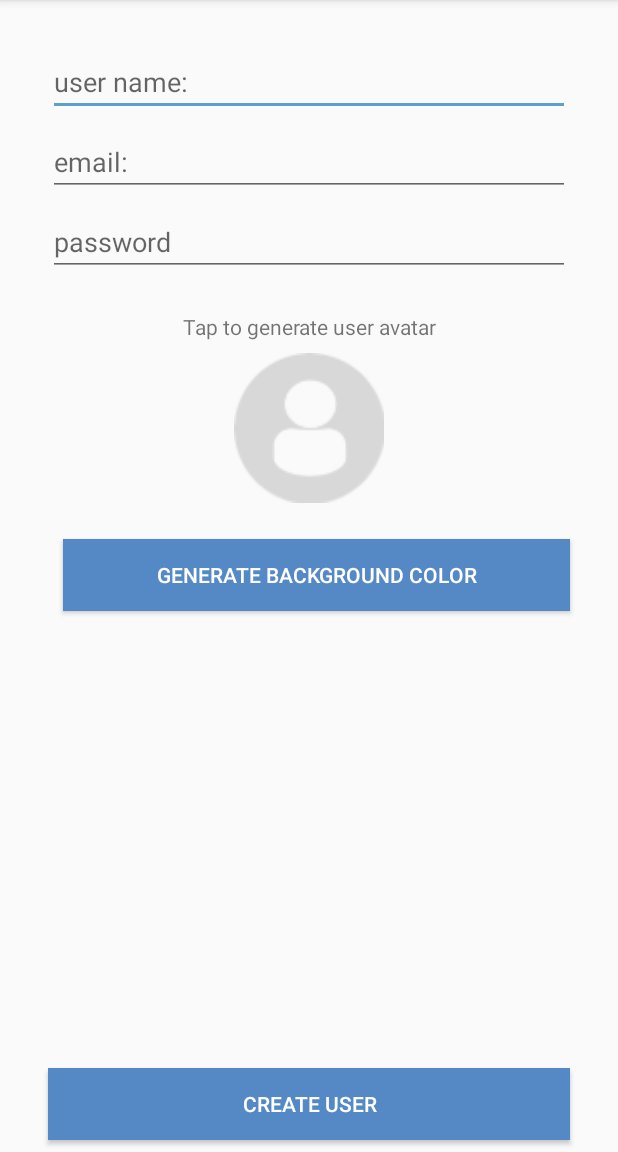
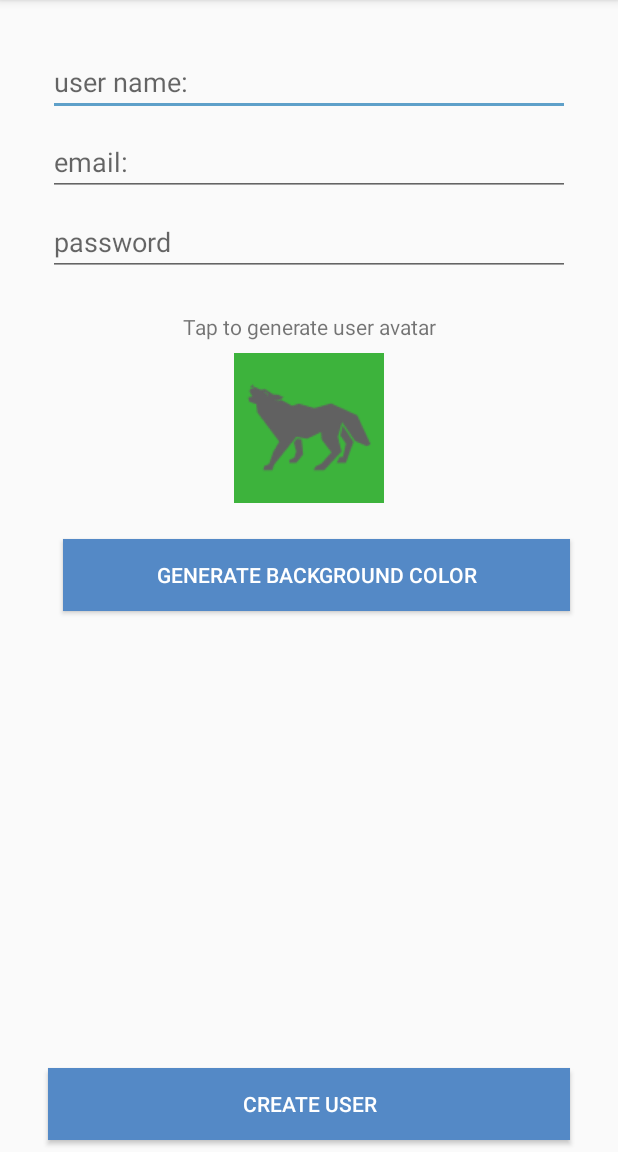
Before and after one commit to Aleniten/Smack, an Android app: the CreateUserActivity screen opened directly, with no data from a screen before it, after a tap on "GENERATE BACKGROUND COLOR", on a phone screen of 412 x 824 dp, the part 84-1236 px from its top. Run offline under Robolectric (Android 15) with nearby library versions, the phone set to English and light mode, and no system bars; 1 other tap on this screen came first.

Commit message:
finish lesson 4

```diff
--- a/app/src/main/java/com/aleapp/smack/CreateUserActivity.kt
+++ b/app/src/main/java/com/aleapp/smack/CreateUserActivity.kt
@@ -1,10 +1,17 @@
 package com.aleapp.smack
 
+import android.graphics.Color
 import android.support.v7.app.AppCompatActivity
 import android.os.Bundle
 import android.view.View
+import kotlinx.android.synthetic.main.activity_create_user.*
+import java.util.*
 
 class CreateUserActivity : AppCompatActivity() {
+
+    var userAvatar = "profiledefault"
+    var avatarColor = "[0.5, 0.5, 0.5, 1]"
+
 
     override fun onCreate(savedInstanceState: Bundle?) {
         super.onCreate(savedInstanceState)
@@ -12,11 +19,33 @@ class CreateUserActivity : AppCompatActivity() {
     }
 
     fun createAvatarImageViewClicked(view:View){
+        val random = Random()
+        val color = random.nextInt(2)
+        val avatar = random.nextInt(28)
 
+        if (color == 0){
+            userAvatar = "light$avatar"
+        } else{
+            userAvatar = "dark$avatar"
+        }
+
+        val resourceId = resources.getIdentifier(userAvatar, "drawable", packageName)
+        createAvatarImageView.setImageResource(resourceId)
     }
 
     fun createBackgroundColorBtnClicked(view: View){
+        val random = Random()
+        val r = random.nextInt(255)
+        val g = random.nextInt(255)
+        val b = random.nextInt(255)
 
+        createAvatarImageView.setBackgroundColor(Color.rgb(r,g,b))
+
+        val savedR = r.toDouble() / 255
+        val savedG = g.toDouble() / 255
+        val savedB = b.toDouble() / 255
+
+        avatarColor = "[$savedR, $savedG, $savedB, 1]"
     }
 
     fun createUserBtnClicked(view: View){
```
